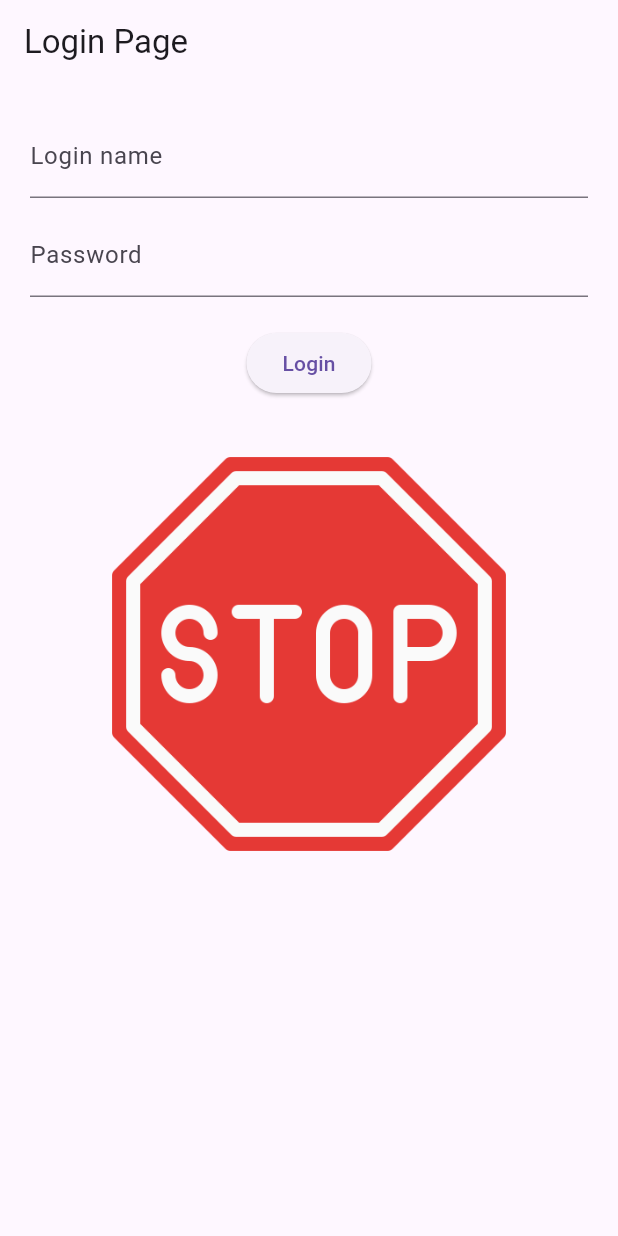
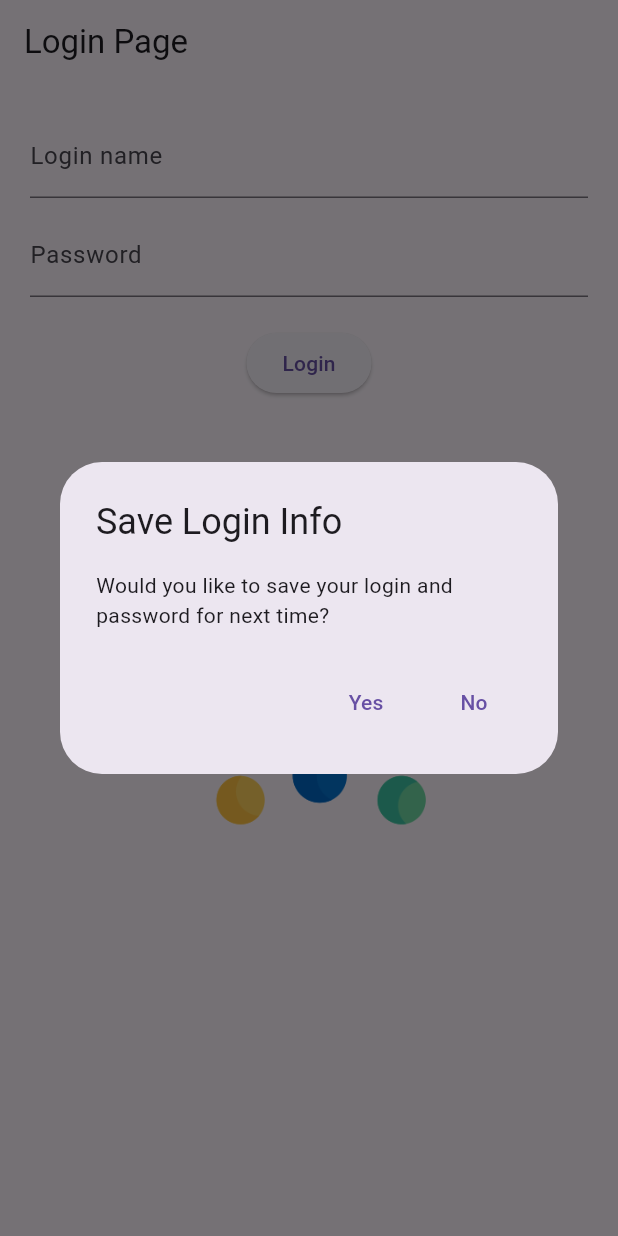
Before and after one commit to Keon-Moh/my_flutter_labs, a Flutter app: the screen it shows after launch, after a tap on "Login", on a phone screen of 412 x 824 dp. Run offline on Flutter 3.47's test engine with Material 3 defaults, Android fonts, the phone set to English and light mode, and no system bars; missing offline and left inert: encrypted_shared_preferences.

Commit message:
Completed Lab 4

```diff
--- a/lib/main.dart
+++ b/lib/main.dart
@@ -1,4 +1,5 @@
 import 'package:flutter/material.dart';
+import 'package:encrypted_shared_preferences/encrypted_shared_preferences.dart';
 
 void main() {
   runApp(const MyApp());
@@ -10,7 +11,7 @@ class MyApp extends StatelessWidget {
   @override
   Widget build(BuildContext context) {
     return MaterialApp(
-      title: 'Lab 2 Login Page',
+      title: 'Lab 4 Login Page',
       debugShowCheckedModeBanner: false,
       home: const LoginPage(),
     );
@@ -25,17 +26,81 @@ class LoginPage extends StatefulWidget {
 }
 
 class _LoginPageState extends State<LoginPage> {
-  // Text controllers
   late TextEditingController _loginController;
   late TextEditingController _passwordController;
 
-  // Initial image
   String imageSource = 'images/question-mark.jpg';
 
-  // Button click handler
-  void _handleLogin() {
+  @override
+  void initState() {
+    super.initState();
+    _loginController = TextEditingController();
+    _passwordController = TextEditingController();
+    _loadLoginInfo();
+  }
+
+  // Load saved login and password if available
+  void _loadLoginInfo() async {
+    EncryptedSharedPreferences prefs = EncryptedSharedPreferences();
+    String? savedLogin = await prefs.getString("LoginName");
+    String? savedPassword = await prefs.getString("Password");
+
+    if (savedLogin.isNotEmpty && savedPassword.isNotEmpty) {
+      setState(() {
+        _loginController.text = savedLogin;
+        _passwordController.text = savedPassword;
+      });
+
+      // Show snackbar after build
+      WidgetsBinding.instance.addPostFrameCallback((_) {
+        ScaffoldMessenger.of(context).showSnackBar(
+          const SnackBar(content: Text("Previous login loaded.")),
+        );
+      });
+    }
+  }
+
+  // Show dialog to save or discard login info
+  void _handleLogin() async {
     String password = _passwordController.text;
+    String loginName = _loginController.text;
 
+    showDialog(
+      context: context,
+      builder: (BuildContext context) {
+        return AlertDialog(
+          title: const Text("Save Login Info"),
+          content: const Text("Would you like to save your login and password for next time?"),
+          actions: [
+            TextButton(
+              onPressed: () async {
+                EncryptedSharedPreferences prefs = EncryptedSharedPreferences();
+                await prefs.setString("LoginName", loginName);
+                await prefs.setString("Password", password);
+
+                Navigator.of(context).pop(); // Close dialog
+                _updateImage(password);
+              },
+              child: const Text("Yes"),
+            ),
+            TextButton(
+              onPressed: () async {
+                EncryptedSharedPreferences prefs = EncryptedSharedPreferences();
+                await prefs.clear();
+
+                Navigator.of(context).pop(); // Close dialog
+                _updateImage(password);
+              },
+              child: const Text("No"),
+            ),
+          ],
+        );
+      },
+    );
+  }
+
+  // Determine which image to show based on password
+  void _updateImage(String password) {
     setState(() {
       if (password == 'QWERTY123') {
         imageSource = 'images/light-bulb.jpg';
@@ -43,13 +108,6 @@ class _LoginPageState extends State<LoginPage> {
         imageSource = 'images/stop-sign.jpg';
       }
     });
-  }
-
-  @override
-  void initState() {
-    super.initState();
-    _loginController = TextEditingController();
-    _passwordController = TextEditingController();
   }
 
   @override
@@ -74,7 +132,7 @@ class _LoginPageState extends State<LoginPage> {
             const SizedBox(height: 10),
             TextField(
               controller: _passwordController,
-              obscureText: true, // <-- This hides password
+              obscureText: true,
               decoration: const InputDecoration(labelText: 'Password'),
             ),
             const SizedBox(height: 20),
--- a/pubspec.yaml
+++ b/pubspec.yaml
@@ -34,6 +34,7 @@ dependencies:
   # The following adds the Cupertino Icons font to your application.
   # Use with the CupertinoIcons class for iOS style icons.
   cupertino_icons: ^1.0.8
+  encrypted_shared_preferences: ^3.0.1
 
 dev_dependencies:
   flutter_test:
```
Also changed, not shown: pubspec.lock, 1 other file.
